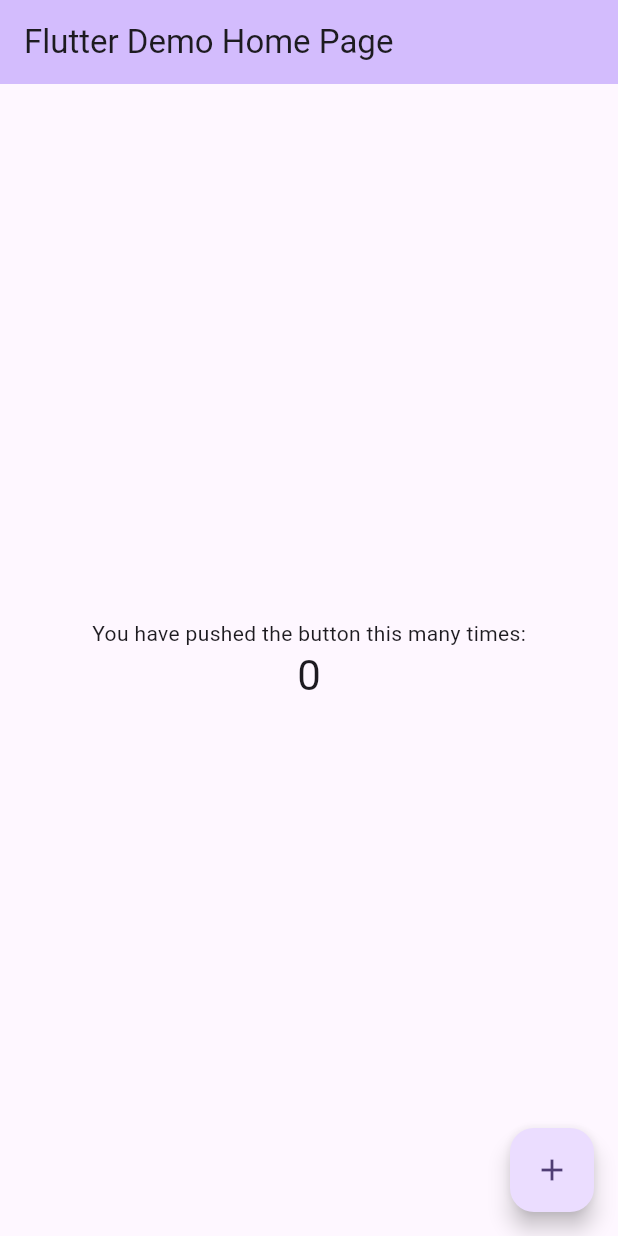
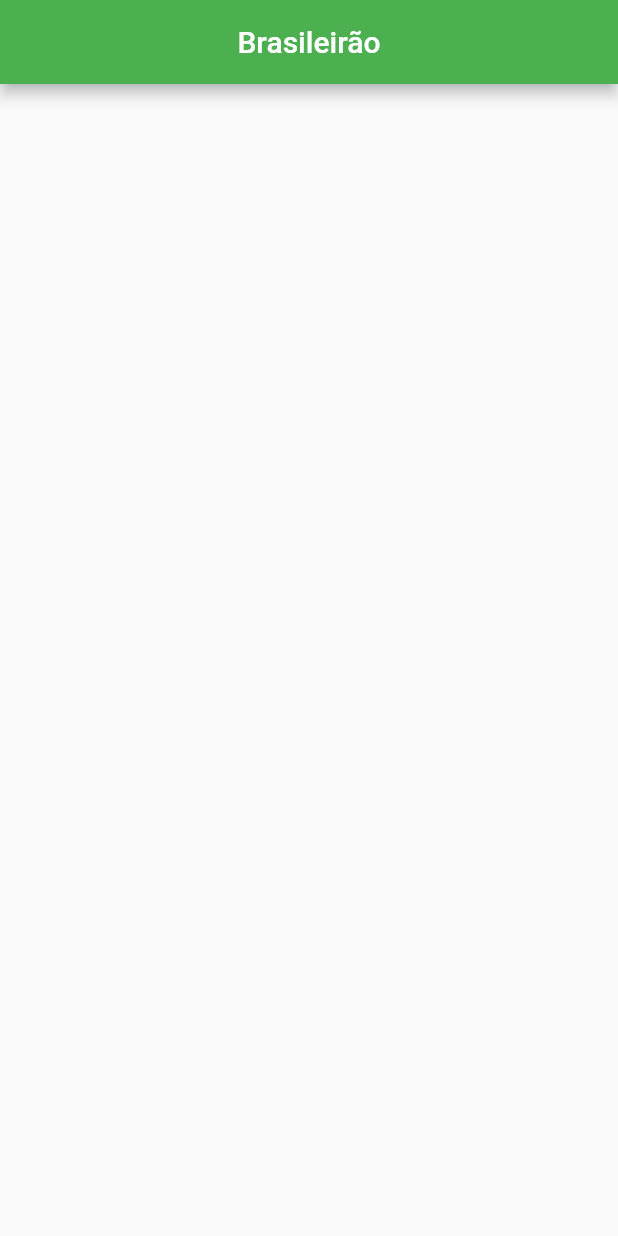
Before and after one commit to wellingtonzero21/aprendendo_dart_flutter_professor_diego_antunes, a Flutter app: the screen it shows after launch, on a phone screen of 412 x 824 dp. Run offline on Flutter 3.47's test engine with Material 2 defaults, Android fonts, the phone set to English and light mode, and no system bars.

Commit message:
preparing the application

```diff
--- a/flutter_professor_diego/lib/main.dart
+++ b/flutter_professor_diego/lib/main.dart
@@ -1,125 +1,29 @@
 import 'package:flutter/material.dart';
+import 'package:flutter/widgets.dart';
+
+import 'pages/home_page.dart';
 
 void main() {
   runApp(const MyApp());
 }
 
-class MyApp extends StatelessWidget {
+class MyApp extends StatefulWidget {
   const MyApp({super.key});
 
-  // This widget is the root of your application.
+  @override
+  State<MyApp> createState() => _MyAppState();
+}
+
+class _MyAppState extends State<MyApp> {
   @override
   Widget build(BuildContext context) {
     return MaterialApp(
-      title: 'Flutter Demo',
+      debugShowCheckedModeBanner: false,
       theme: ThemeData(
-        // This is the theme of your application.
-        //
-        // TRY THIS: Try running your application with "flutter run". You'll see
-        // the application has a blue toolbar. Then, without quitting the app,
-        // try changing the seedColor in the colorScheme below to Colors.green
-        // and then invoke "hot reload" (save your changes or press the "hot
-        // reload" button in a Flutter-supported IDE, or press "r" if you used
-        // the command line to start the app).
-        //
-        // Notice that the counter didn't reset back to zero; the application
-        // state is not lost during the reload. To reset the state, use hot
-        // restart instead.
-        //
-        // This works for code too, not just values: Most code changes can be
-        // tested with just a hot reload.
-        colorScheme: ColorScheme.fromSeed(seedColor: Colors.deepPurple),
-        useMaterial3: true,
+        primarySwatch: Colors.green,
+        visualDensity: VisualDensity.adaptivePlatformDensity,
       ),
-      home: const MyHomePage(title: 'Flutter Demo Home Page'),
+      home: HomePage(),
     );
   }
 }
-
-class MyHomePage extends StatefulWidget {
-  const MyHomePage({super.key, required this.title});
-
-  // This widget is the home page of your application. It is stateful, meaning
-  // that it has a State object (defined below) that contains fields that affect
-  // how it looks.
-
-  // This class is the configuration for the state. It holds the values (in this
-  // case the title) provided by the parent (in this case the App widget) and
-  // used by the build method of the State. Fields in a Widget subclass are
-  // always marked "final".
-
-  final String title;
-
-  @override
-  State<MyHomePage> createState() => _MyHomePageState();
-}
-
-class _MyHomePageState extends State<MyHomePage> {
-  int _counter = 0;
-
-  void _incrementCounter() {
-    setState(() {
-      // This call to setState tells the Flutter framework that something has
-      // changed in this State, which causes it to rerun the build method below
-      // so that the display can reflect the updated values. If we changed
-      // _counter without calling setState(), then the build method would not be
-      // called again, and so nothing would appear to happen.
-      _counter++;
-    });
-  }
-
-  @override
-  Widget build(BuildContext context) {
-    // This method is rerun every time setState is called, for instance as done
-    // by the _incrementCounter method above.
-    //
-    // The Flutter framework has been optimized to make rerunning build methods
-    // fast, so that you can just rebuild anything that needs updating rather
-    // than having to individually change instances of widgets.
-    return Scaffold(
-      appBar: AppBar(
-        // TRY THIS: Try changing the color here to a specific color (to
-        // Colors.amber, perhaps?) and trigger a hot reload to see the AppBar
-        // change color while the other colors stay the same.
-        backgroundColor: Theme.of(context).colorScheme.inversePrimary,
-        // Here we take the value from the MyHomePage object that was created by
-        // the App.build method, and use it to set our appbar title.
-        title: Text(widget.title),
-      ),
-      body: Center(
-        // Center is a layout widget. It takes a single child and positions it
-        // in the middle of the parent.
-        child: Column(
-          // Column is also a layout widget. It takes a list of children and
-          // arranges them vertically. By default, it sizes itself to fit its
-          // children horizontally, and tries to be as tall as its parent.
-          //
-          // Column has various properties to control how it sizes itself and
-          // how it positions its children. Here we use mainAxisAlignment to
-          // center the children vertically; the main axis here is the vertical
-          // axis because Columns are vertical (the cross axis would be
-          // horizontal).
-          //
-          // TRY THIS: Invoke "debug painting" (choose the "Toggle Debug Paint"
-          // action in the IDE, or press "p" in the console), to see the
-          // wireframe for each widget.
-          mainAxisAlignment: MainAxisAlignment.center,
-          children: <Widget>[
-            const Text(
-              'You have pushed the button this many times:',
-            ),
-            Text(
-              '$_counter',
-              style: Theme.of(context).textTheme.headlineMedium,
-            ),
-          ],
-        ),
-      ),
-      floatingActionButton: FloatingActionButton(
-        onPressed: _incrementCounter,
-        tooltip: 'Increment',
-        child: const Icon(Icons.add),
-      ), // This trailing comma makes auto-formatting nicer for build methods.
-    );
-  }
-}
--- /dev/null
+++ b/flutter_professor_diego/lib/models/times.dart
@@ -0,0 +1,7 @@
+class Time {
+  String nome;
+  String brasao;
+  int pontos;
+
+  Time({required this.nome, required this.brasao, required this.pontos});
+}
--- /dev/null
+++ b/flutter_professor_diego/lib/pages/home_page.dart
@@ -0,0 +1,21 @@
+import 'package:flutter/material.dart';
+
+class HomePage extends StatefulWidget {
+  const HomePage({super.key});
+
+  @override
+  State<HomePage> createState() => _HomePageState();
+}
+
+class _HomePageState extends State<HomePage> {
+  @override
+  Widget build(BuildContext context) {
+    return Scaffold(
+      appBar: AppBar(
+        title: Center(
+          child: Text('Brasileirão'),
+        ),
+      ),
+    );
+  }
+}
```
